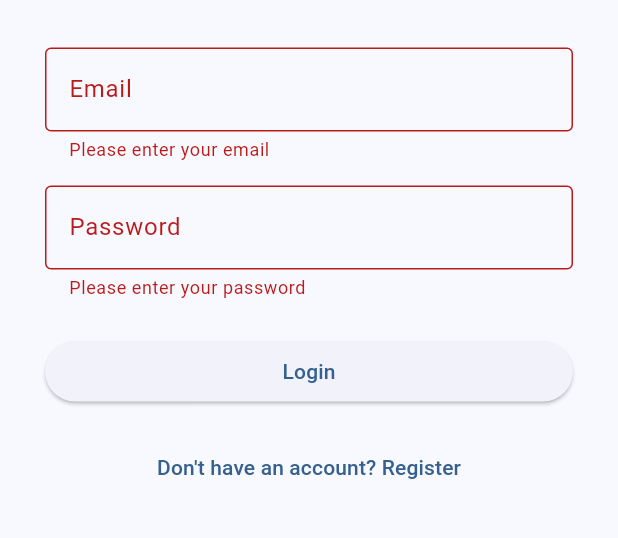
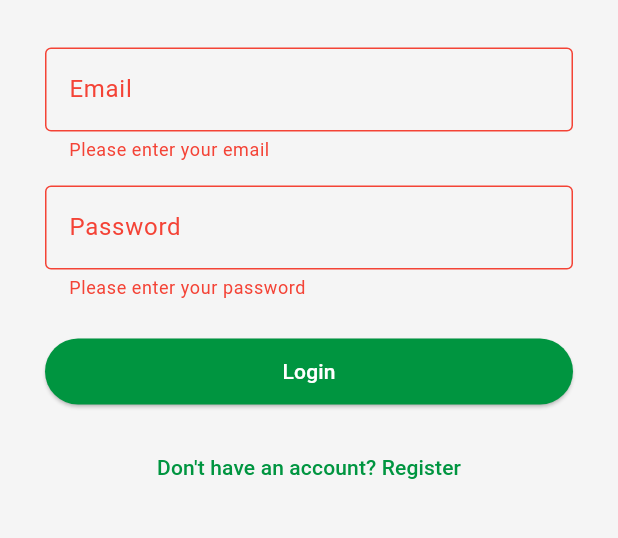
Before and after one commit to FelipeJuarezJr/RepFilesManagementApp, a Flutter app: the screen it shows after launch, after a tap on "Login", on a phone screen of 412 x 824 dp, the part 401-939 px from its top. Run offline on Flutter 3.47's test engine with Material 3 defaults, Android fonts, the phone set to English and light mode, and no system bars.

Commit message:
Added Styles and colors

```diff
--- a/lib/main.dart
+++ b/lib/main.dart
@@ -1,4 +1,5 @@
 import 'package:flutter/material.dart';
+import 'package:provider/provider.dart';
 import 'screens/login_screen.dart';
 import 'screens/home_screen.dart';
 import 'screens/dashboard_screen.dart';
@@ -8,9 +9,16 @@ import 'screens/calculator_screen.dart';
 import 'screens/schedule_screen.dart';
 import 'screens/food_supply_screen.dart';
 import 'screens/settings_screen.dart';
+import 'styles/app_theme.dart';
+import 'models/app_state.dart';
 
 void main() {
-  runApp(const MyApp());
+  runApp(
+    ChangeNotifierProvider(
+      create: (context) => AppState(),
+      child: const MyApp(),
+    ),
+  );
 }
 
 class MyApp extends StatelessWidget {
@@ -21,10 +29,7 @@ class MyApp extends StatelessWidget {
     return MaterialApp(
       title: 'RepFiles',
       debugShowCheckedModeBanner: false,
-      theme: ThemeData(
-        colorScheme: ColorScheme.fromSeed(seedColor: Colors.blue),
-        useMaterial3: true,
-      ),
+      theme: AppTheme.lightTheme,
       initialRoute: '/',
       routes: {
         '/': (context) => const LoginScreen(),
--- a/lib/models/app_state.dart
+++ b/lib/models/app_state.dart
@@ -1,13 +1,17 @@
 import 'package:flutter/foundation.dart';
 import 'package:repfiles/models/reptile.dart';
 
-class AppState with ChangeNotifier {
+class AppState extends ChangeNotifier {
   int _totalAnimals = 0;
   int _activeBreedingProjects = 0;
   int _todaysTasks = 0;
   List<Reptile> _reptiles = [];
   bool _isLoading = false;
   String? _error;
+
+  // List to store animals
+  final List<dynamic> _animals = [];
+  List<dynamic> get animals => List.unmodifiable(_animals);
 
   int get totalAnimals => _totalAnimals;
   int get activeBreedingProjects => _activeBreedingProjects;
@@ -63,4 +67,16 @@ class AppState with ChangeNotifier {
       notifyListeners();
     }
   }
+
+  // Method to add an animal
+  void addAnimal(dynamic animal) {
+    _animals.add(animal);
+    notifyListeners();
+  }
+
+  // Method to remove an animal
+  void removeAnimal(dynamic animal) {
+    _animals.remove(animal);
+    notifyListeners();
+  }
 }
--- /dev/null
+++ b/lib/styles/app_theme.dart
@@ -0,0 +1,66 @@
+import 'package:flutter/material.dart';
+
+class AppTheme {
+  // Primary colors
+  static const Color primaryColor = Color(0xFF009540);  // Blue
+  static const Color primaryDark = Color(0xFF1976D2);   // Darker Blue
+  static const Color primaryLight = Color(0xFF64B5F6);  // Lighter Blue
+
+  // Accent colors
+  static const Color accentColor = Color(0xFF4CAF50);   // Green
+  static const Color accentDark = Color(0xFF388E3C);    // Darker Green
+  static const Color accentLight = Color(0xFF81C784);   // Lighter Green
+
+  // Background colors
+  static const Color backgroundColor = Color(0xFFFFFFFF);  // White
+  static const Color surfaceColor = Color(0xFFF5F5F5);    // Light Grey
+
+  // Text colors
+  static const Color textPrimary = Color(0xFF212121);     // Dark Grey
+  static const Color textSecondary = Color(0xFF757575);   // Medium Grey
+  static const Color textHint = Color(0xFFBDBDBD);        // Light Grey
+
+  // Status colors
+  static const Color success = Color(0xFF4CAF50);         // Green
+  static const Color error = Color(0xFFF44336);           // Red
+  static const Color warning = Color(0xFFFF9800);         // Orange
+  static const Color info = Color(0xFF2196F3);            // Blue
+
+  // Create the theme data
+  static ThemeData get lightTheme {
+    return ThemeData(
+      useMaterial3: true,
+      colorScheme: ColorScheme.fromSeed(
+        seedColor: primaryColor,
+        primary: primaryColor,
+        secondary: accentColor,
+        background: backgroundColor,
+        surface: surfaceColor,
+        error: error,
+      ),
+      // AppBar theme
+      appBarTheme: const AppBarTheme(
+        backgroundColor: primaryColor,
+        foregroundColor: Colors.white,
+      ),
+      // Button themes
+      elevatedButtonTheme: ElevatedButtonThemeData(
+        style: ElevatedButton.styleFrom(
+          backgroundColor: primaryColor,
+          foregroundColor: Colors.white,
+          padding: const EdgeInsets.symmetric(horizontal: 16, vertical: 12),
+        ),
+      ),
+      // Input decoration theme
+      inputDecorationTheme: InputDecorationTheme(
+        border: OutlineInputBorder(
+          borderRadius: BorderRadius.circular(8),
+        ),
+        focusedBorder: OutlineInputBorder(
+          borderRadius: BorderRadius.circular(8),
+          borderSide: const BorderSide(color: primaryColor, width: 2),
+        ),
+      ),
+    );
+  }
+}
```
Also changed, not shown: 1 other file.
